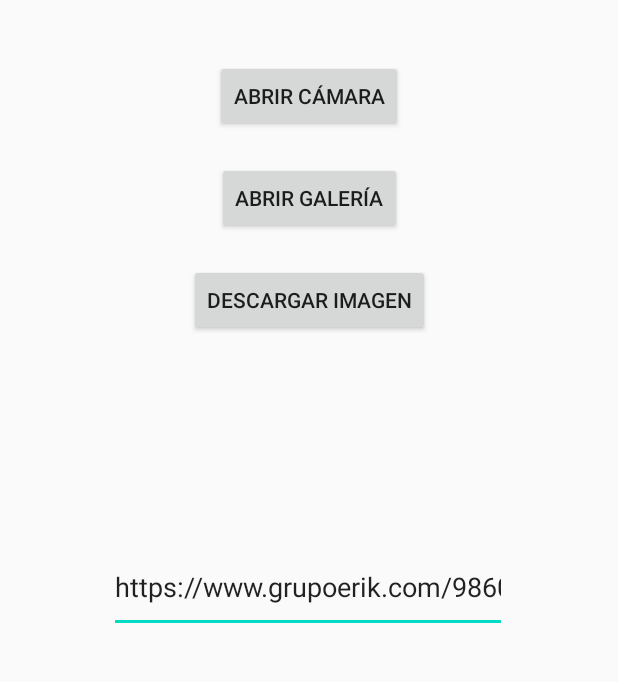
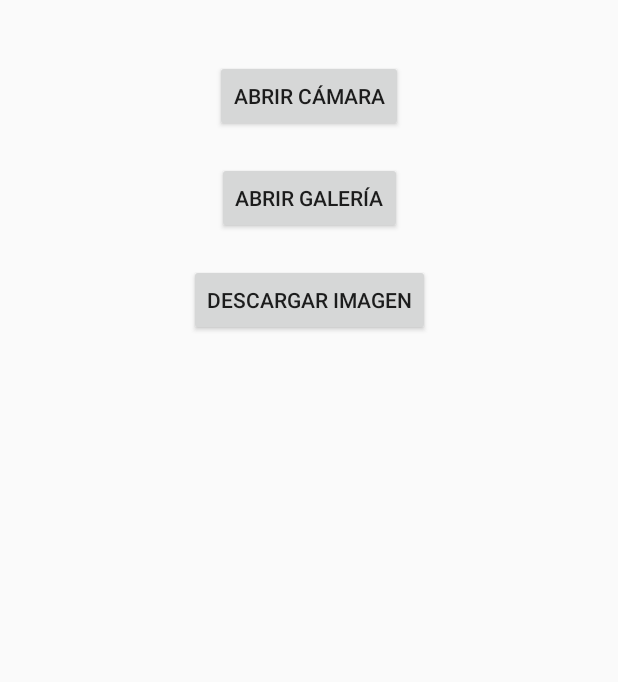
Before and after one commit to camilaleniss/apps-moviles, an Android app: the screen it shows after launch (MainActivity), on a phone screen of 412 x 824 dp, the part 453-1135 px from its top. Run offline under Robolectric (Android 15) with nearby library versions, the phone set to English and light mode, and no system bars.

Commit message:
Fixes in PermisosDemo for upload image from Gallery

```diff
--- a/PermisosDemo/app/src/main/AndroidManifest.xml
+++ b/PermisosDemo/app/src/main/AndroidManifest.xml
@@ -8,6 +8,7 @@
     <uses-permission android:name="android.permission.READ_EXTERNAL_STORAGE"/>
 
     <application
+        android:requestLegacyExternalStorage="true"
         android:allowBackup="true"
         android:icon="@mipmap/ic_launcher"
         android:label="@string/app_name"
--- a/PermisosDemo/app/src/main/java/com/example/permisosdemo/MainActivity.java
+++ b/PermisosDemo/app/src/main/java/com/example/permisosdemo/MainActivity.java
@@ -28,6 +28,8 @@ import android.widget.Toast;
 import com.bumptech.glide.Glide;
 
 import java.io.File;
+import java.io.FileInputStream;
+import java.io.FileNotFoundException;
 
 public class MainActivity extends AppCompatActivity implements View.OnClickListener, ModalDialog.OnOkListener {
 
@@ -38,8 +40,6 @@ public class MainActivity extends AppCompatActivity implements View.OnClickListe
     private Button btnOpenCamera;
     private Button btnOpenGallery;
     private Button btnDownloadImg;
-
-    private EditText txtImgURL;
 
     private ImageView imgMain;
 
@@ -55,7 +55,6 @@ public class MainActivity extends AppCompatActivity implements View.OnClickListe
         btnOpenCamera = findViewById(R.id.btnOpenCamera);
         btnOpenGallery = findViewById(R.id.btnOpenGallery);
         btnDownloadImg = findViewById(R.id.btnDownloadImg);
-        txtImgURL = findViewById(R.id.txtImageURL);
         imgMain = findViewById(R.id.imgMain);
 
         ActivityCompat.requestPermissions(this, new String[]{
@@ -101,7 +100,7 @@ public class MainActivity extends AppCompatActivity implements View.OnClickListe
                 Log.e(">>>>>",""+file);
 
                 Uri uri = FileProvider.getUriForFile(this, getPackageName(), file);
-
+                intent.putExtra(MediaStore.EXTRA_OUTPUT, uri);
                 startActivityForResult(intent, CAMERA_CALLBACK);
 
                 break;
@@ -139,17 +138,14 @@ public class MainActivity extends AppCompatActivity implements View.OnClickListe
         }else if(requestCode==GALLERY_CALLBACK && resultCode==RESULT_OK){
             Uri uri = data.getData();
             String path = UtilDomi.getPath(this, uri);
-            Log.e(">>>>", ""+path);
-            Bitmap image = BitmapFactory.decodeFile(path);
+            Bitmap image = null;
+            image = BitmapFactory.decodeFile(path);
             imgMain.setImageBitmap(image);
-
-
         }
     }
 
     @Override
     public void onOk(String url) {
-        dialog.dismiss();
         Glide.with(this).load(url).fitCenter().into(imgMain);
     }
 }
--- a/PermisosDemo/app/src/main/res/layout/activity_main.xml
+++ b/PermisosDemo/app/src/main/res/layout/activity_main.xml
@@ -36,21 +36,6 @@
         app:layout_constraintStart_toStartOf="parent"
         app:layout_constraintTop_toBottomOf="@+id/btnOpenGallery" />
 
-    <EditText
-        android:id="@+id/txtImageURL"
-        android:layout_width="265dp"
-        android:layout_height="61dp"
-        android:layout_marginTop="36dp"
-        android:ems="10"
-        android:hint="URL de la imagen"
-        android:inputType="textPersonName"
-        android:text="https://www.grupoerik.com/98608-thickbox_default/canvas-20x25-cm-pusheen-the-cat-sushi.jpg"
-        app:layout_constraintBottom_toBottomOf="parent"
-        app:layout_constraintEnd_toEndOf="parent"
-        app:layout_constraintHorizontal_bias="0.497"
-        app:layout_constraintStart_toStartOf="parent"
-        app:layout_constraintTop_toBottomOf="@+id/btnDownloadImg" />
-
     <ImageView
         android:id="@+id/imgMain"
         android:layout_width="270dp"
```
Also changed, not shown: PermisosDemo/app/src/main/java/com/example/permisosdemo/ModalDialog.java (+3 -5 lines).
